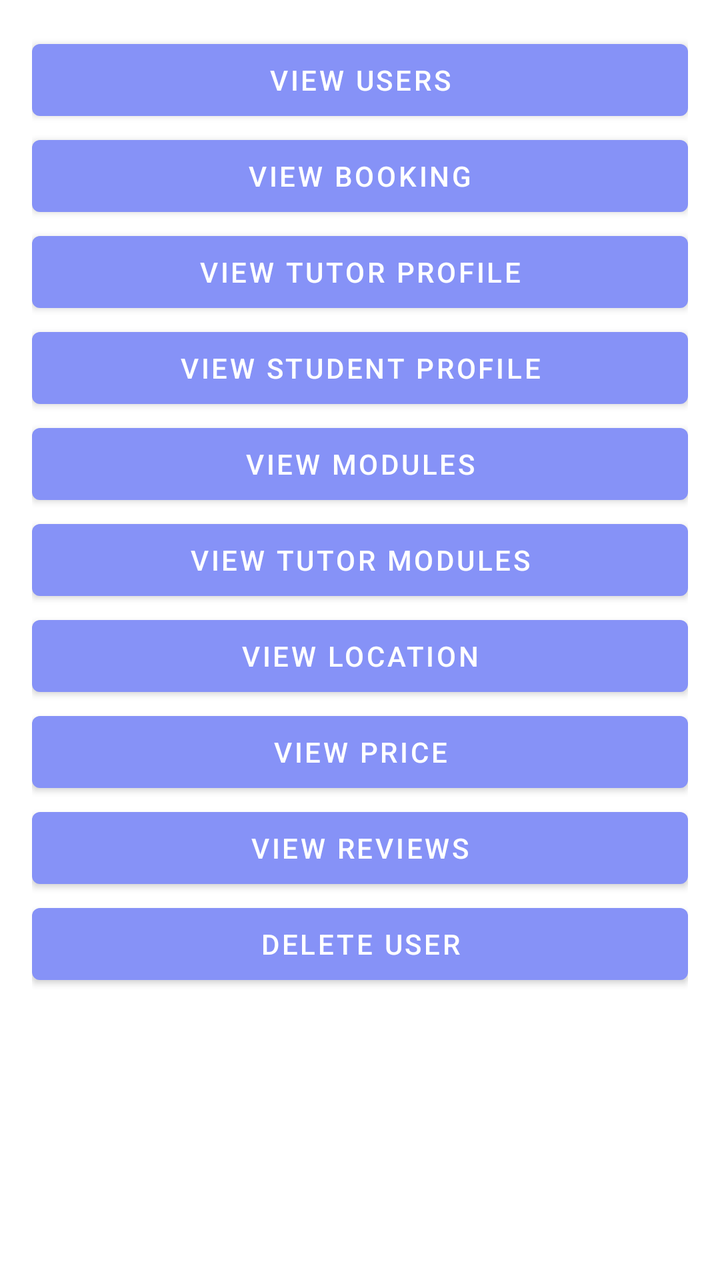
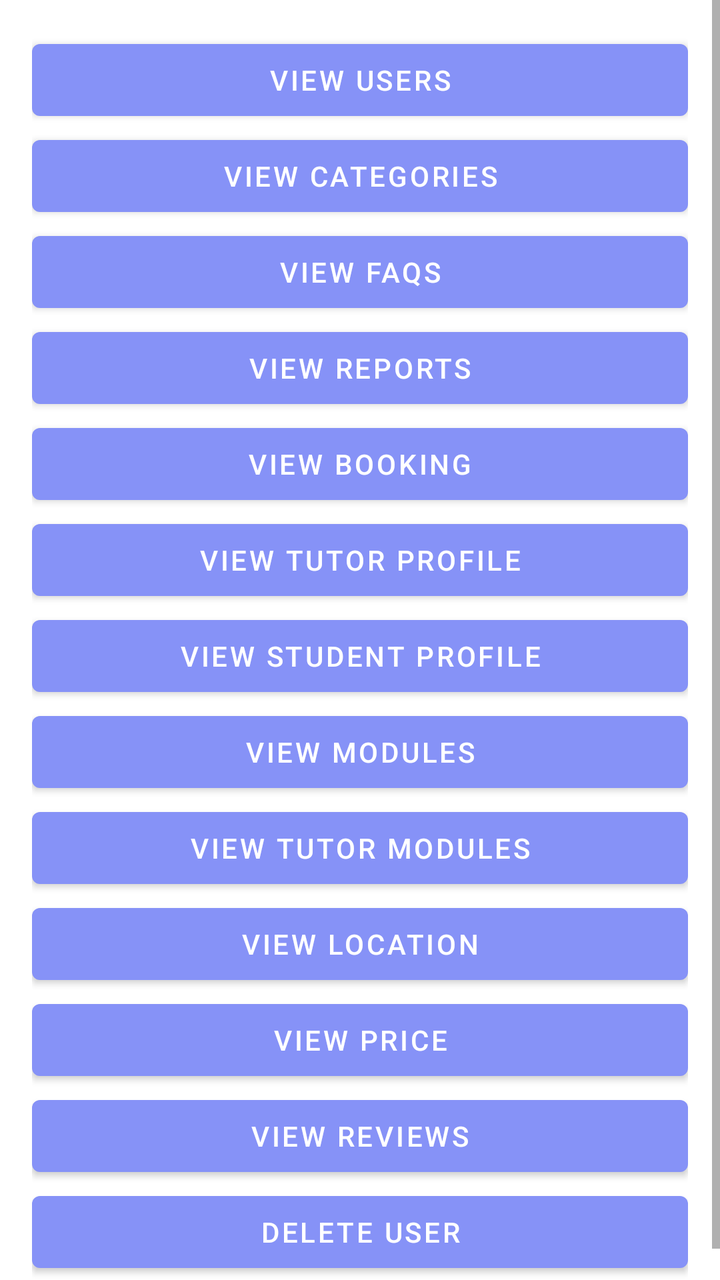

Before-and-after screenshots of an Android layout around one commit, followed by the original layout XML and the change that was made.
<!-- AndroidManifest.xml: application theme Theme.CC -->
<!-- res/layout/activity_admin_home.xml -->
<?xml version="1.0" encoding="utf-8"?>
<ScrollView xmlns:android="http://schemas.android.com/apk/res/android"
    android:layout_width="match_parent"
    android:layout_height="match_parent">

    <LinearLayout
        android:layout_width="match_parent"
        android:layout_height="wrap_content"
        android:orientation="vertical"
        android:padding="16dp">

        <Button
            android:id="@+id/buttonViewUsers"
            android:layout_width="match_parent"
            android:layout_height="wrap_content"
            android:text="View Users" />

        <Button
            android:id="@+id/buttonViewBooking"
            android:layout_width="match_parent"
            android:layout_height="wrap_content"
            android:text="View Booking" />

        <Button
            android:id="@+id/buttonViewTutorProfile"
            android:layout_width="match_parent"
            android:layout_height="wrap_content"
            android:text="View Tutor Profile" />

        <Button
            android:id="@+id/buttonViewStudentProfile"
            android:layout_width="match_parent"
            android:layout_height="wrap_content"
            android:text="View Student Profile" />

        <Button
            android:id="@+id/buttonViewModules"
            android:layout_width="match_parent"
            android:layout_height="wrap_content"
            android:text="View Modules" />

        <Button
            android:id="@+id/buttonViewTutorModules"
            android:layout_width="match_parent"
            android:layout_height="wrap_content"
            android:text="View Tutor Modules" />

        <Button
            android:id="@+id/buttonViewLocation"
            android:layout_width="match_parent"
            android:layout_height="wrap_content"
            android:text="View Location" />

        <Button
            android:id="@+id/buttonViewPrices"
            android:layout_width="match_parent"
            android:layout_height="wrap_content"
            android:text="View Price" />

        <Button
            android:id="@+id/buttonViewReviews"
            android:layout_width="match_parent"
            android:layout_height="wrap_content"
            android:text="View Reviews" />

        <Button
            android:id="@+id/buttonDeleteUser"
            android:layout_width="match_parent"
            android:layout_height="wrap_content"
            android:text="Delete User" />

        <TextView
            android:id="@+id/textViewUsers"
            android:layout_width="match_parent"
            android:layout_height="wrap_content"
            android:text="User Records"
            android:visibility="gone" />

        <TextView
            android:id="@+id/textViewBooking"
            android:layout_width="match_parent"
            android:layout_height="wrap_content"
            android:text="Booking Records"
            android:visibility="gone" />

        <TextView
            android:id="@+id/textViewTutorProfile"
            android:layout_width="match_parent"
            android:layout_height="wrap_content"
            android:text="Tutor Profile Records"
            android:visibility="gone" />

        <TextView
            android:id="@+id/textViewStudentProfile"
            android:layout_width="match_parent"
            android:layout_height="wrap_content"
            android:text="Tutor Profile Records"
            android:visibility="gone" />

        <TextView
            android:id="@+id/textViewTutorModule"
            android:layout_width="match_parent"
            android:layout_height="wrap_content"
            android:text="Tutor Profile Records"
            android:visibility="gone" />

        <TextView
            android:id="@+id/textViewModules"
            android:layout_width="match_parent"
            android:layout_height="wrap_content"
            android:text="Module Records"
            android:visibility="gone" />

        <TextView
            android:id="@+id/textViewLocation"
            android:layout_width="match_parent"
            android:layout_height="wrap_content"
            android:text="Location Records"
            android:visibility="gone" />

        <TextView
            android:id="@+id/textViewPrices"
            android:layout_width="match_parent"
            android:layout_height="wrap_content"
            android:text="Price Records"
            android:visibility="gone" />

        <TextView
            android:id="@+id/textViewReviews"
            android:layout_width="match_parent"
            android:layout_height="wrap_content"
            android:text="Review Records"
            android:visibility="gone" />

    </LinearLayout>
</ScrollView>
<!-- resources referenced by this layout -->
<resources>
  <style name="Theme.CC" parent="Base.Theme.CC" />
  <style name="Base.Theme.CC" parent="Theme.MaterialComponents.DayNight.NoActionBar">
          
          <item name="colorPrimary">@color/lavender</item>
          <item name="colorPrimaryVariant">@color/lavender</item>
          <item name="colorOnPrimary">@color/white</item>
          
          <item name="colorSecondary">@color/teal_200</item>
          <item name="colorSecondaryVariant">@color/teal_700</item>
          <item name="colorOnSecondary">@color/black</item>
          
          <item name="android:statusBarColor">?attr/colorPrimaryVariant</item>
          
          
      </style>
  <color name="lavender">#8692f7</color>
  <color name="white">#FFFFFFFF</color>
  <color name="teal_200">#FF03DAC5</color>
  <color name="teal_700">#FF018786</color>
  <color name="black">#FF000000</color>
</resources>

<!-- the commit's change to res/layout/activity_admin_home.xml (unified diff, before → after) -->
@@ -14,6 +14,24 @@
             android:layout_width="match_parent"
             android:layout_height="wrap_content"
             android:text="View Users" />
+
+        <Button
+            android:id="@+id/buttonViewCategories"
+            android:layout_width="match_parent"
+            android:layout_height="wrap_content"
+            android:text="View Categories" />
+
+        <Button
+            android:id="@+id/buttonViewFAQs"
+            android:layout_width="match_parent"
+            android:layout_height="wrap_content"
+            android:text="View FAQs" />
+
+        <Button
+            android:id="@+id/buttonViewReports"
+            android:layout_width="match_parent"
+            android:layout_height="wrap_content"
+            android:text="View Reports" />
 
         <Button
             android:id="@+id/buttonViewBooking"
@@ -77,6 +95,27 @@
             android:visibility="gone" />
 
         <TextView
+            android:id="@+id/textViewFAQs"
+            android:layout_width="match_parent"
+            android:layout_height="wrap_content"
+            android:text="FAQs Records"
+            android:visibility="gone" />
+
+        <TextView
+            android:id="@+id/textViewReports"
+            android:layout_width="match_parent"
+            android:layout_height="wrap_content"
+            android:text="Reports Records"
+            android:visibility="gone" />
+
+        <TextView
+            android:id="@+id/textViewCategories"
+            android:layout_width="match_parent"
+            android:layout_height="wrap_content"
+            android:text="Category Records"
+            android:visibility="gone" />
+
+        <TextView
             android:id="@+id/textViewBooking"
             android:layout_width="match_parent"
             android:layout_height="wrap_content"
